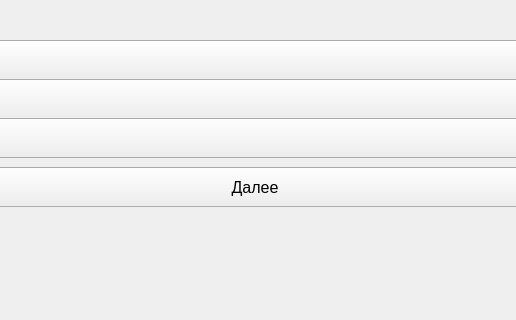
This is gui.ui in freerunner1317/rrd as Qt 5 draws it before an edit; both pictures show x 145 to 661 and y 380 to 700 of the 800 by 700 pixel window. The edited form follows.
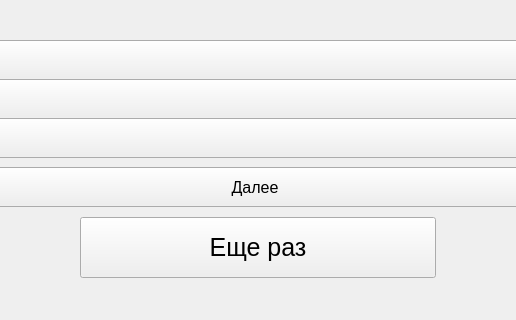
This is the edited form.

What changed in the file:
```diff
--- a/gui.ui
+++ b/gui.ui
@@ -179,6 +179,24 @@
      <bool>true</bool>
     </property>
    </widget>
+   <widget class="QPushButton" name="onece">
+    <property name="geometry">
+     <rect>
+      <x>225</x>
+      <y>597</y>
+      <width>356</width>
+      <height>61</height>
+     </rect>
+    </property>
+    <property name="font">
+     <font>
+      <pointsize>19</pointsize>
+     </font>
+    </property>
+    <property name="text">
+     <string>Еще раз</string>
+    </property>
+   </widget>
   </widget>
   <widget class="QMenuBar" name="menubar">
    <property name="geometry">
```
